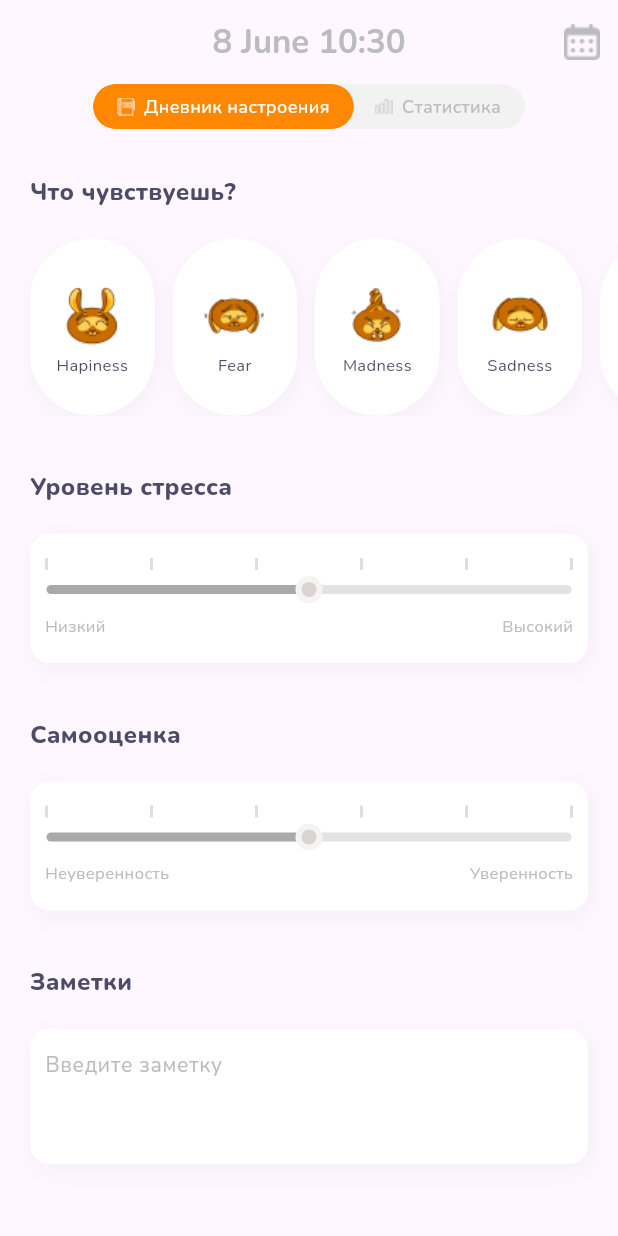
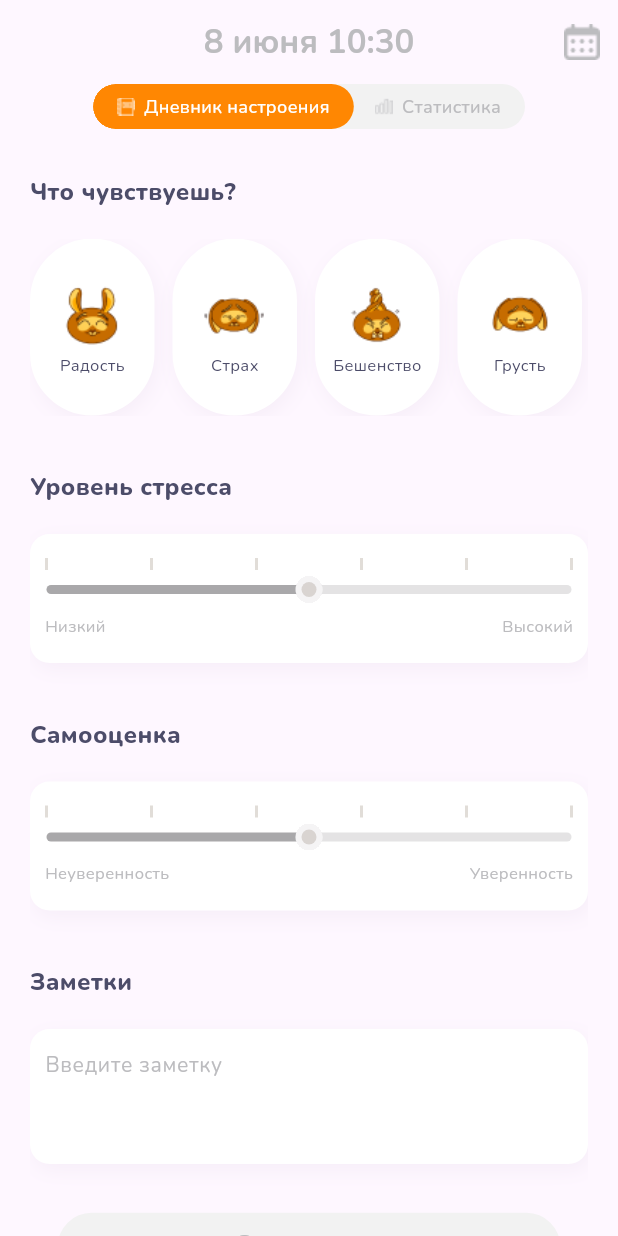
Before and after one commit to MaksimLevchenko/mood_diary, a Flutter app: the screen it shows after launch, on a phone screen of 412 x 824 dp. Run offline on Flutter 3.47's test engine with Material 3 defaults, Android fonts, the phone set to English and light mode, and no system bars; our stand-ins replace google_fonts.

Commit message:
Completed main page

```diff
--- a/lib/app_style/utils.dart
+++ b/lib/app_style/utils.dart
@@ -14,4 +14,5 @@ class Sizes {
   static const sliderBoxSticksSize = Size(2, 8);
   static const notesTextFieldRadius = 13.0;
   static const notesTextFieldHeight = 90.0;
+  static const buttonWidth = 335.0;
 }
--- a/lib/main.dart
+++ b/lib/main.dart
@@ -5,6 +5,7 @@ import 'package:provider/provider.dart';
 
 import 'screens/calendar/calendar_screen.dart';
 import 'screens/main_screen/main_screen.dart';
+import 'package:intl/date_symbol_data_local.dart';
 
 void main() {
   runApp(const MainApp());
@@ -19,6 +20,8 @@ class MainApp extends StatelessWidget {
         Stream<DateTime>.periodic(const Duration(seconds: 1), (_) {
       return DateTime.now();
     });
+
+    initializeDateFormatting();
 
     return MultiProvider(
       providers: [
--- a/lib/models/person_mood.dart
+++ b/lib/models/person_mood.dart
@@ -5,27 +5,27 @@ class PersonMood extends ChangeNotifier {
   static List<Mood> moods = [
     Mood(
       imagePath: AppImages.happinessImagePath,
-      title: 'Hapiness',
+      title: 'Радость',
     ),
     Mood(
       imagePath: AppImages.fearImagePath,
-      title: 'Fear',
+      title: 'Страх',
     ),
     Mood(
       imagePath: AppImages.madnessImagePath,
-      title: 'Madness',
+      title: 'Бешенство',
     ),
     Mood(
       imagePath: AppImages.sadnessImagePath,
-      title: 'Sadness',
+      title: 'Грусть',
     ),
     Mood(
       imagePath: AppImages.calmnessImagePath,
-      title: 'Calmness',
+      title: 'Спокойствие',
     ),
     Mood(
       imagePath: AppImages.powerImagePath,
-      title: 'Powerful',
+      title: 'Сила',
     ),
   ];
 
@@ -59,9 +59,14 @@ class PersonMood extends ChangeNotifier {
 
   double stressLevel = 0.5;
 
-  double selfAssessment = 0.5;
+  double selfAssessmentLevel = 0.5;
 
-  String? notes;
+  String _notes = '';
+  String get notes => _notes;
+  set notes(String value) {
+    _notes = value;
+    notifyListeners();
+  }
 }
 
 class Mood {
--- a/lib/screens/main_screen/main_screen.dart
+++ b/lib/screens/main_screen/main_screen.dart
@@ -30,7 +30,7 @@ class _MainScreenState extends State<MainScreen> {
 
   String _getCurrentFormattedDate() {
     DateTime currentDate = Provider.of<DateTime>(context);
-    DateFormat formatter = DateFormat('d MMMM HH:mm');
+    DateFormat formatter = DateFormat('d MMMM HH:mm', 'ru');
     String formattedDate = formatter.format(currentDate);
     return formattedDate;
   }
@@ -77,7 +77,7 @@ class _MainScreenState extends State<MainScreen> {
         child: Column(children: [
           Center(child: tabSelectWidget()),
           const SizedBox(height: 30),
-          selectedTab == 0 ? const MoodDiaryTab() : const StatisticTab(),
+          selectedTab == 0 ? MoodDiaryTab() : const StatisticTab(),
         ]),
       ),
     );
--- a/lib/screens/main_screen/tabs/mood_diary.dart
+++ b/lib/screens/main_screen/tabs/mood_diary.dart
@@ -8,9 +8,12 @@ import 'package:provider/provider.dart';
 import 'mood_diary_widgets/dual_color_slider.dart';
 import 'mood_diary_widgets/emotion_tiles.dart';
 import 'mood_diary_widgets/mood_tiles.dart';
+import 'mood_diary_widgets/notes_text_field.dart';
+import 'mood_diary_widgets/save_button.dart';
 
 class MoodDiaryTab extends StatelessWidget {
-  const MoodDiaryTab({super.key});
+  MoodDiaryTab({super.key});
+  final TextEditingController notesController = TextEditingController();
 
   @override
   Widget build(BuildContext context) {
@@ -47,16 +50,14 @@ class MoodDiaryTab extends StatelessWidget {
             const SizedBox(height: Sizes.distanceBetweenElements),
             notesText(),
             const SizedBox(height: Sizes.distanceInElement),
-            notesTextField(context),
+            NotesTextField(notesController: notesController),
+            const SizedBox(height: 16),
+            const Center(child: SaveButton()),
             const SizedBox(height: 16),
           ],
         ),
       ),
     );
-  }
-
-  Widget saveButton() {
-    return const Placeholder();
   }
 
   Text whatDoYouFeelText() => Text(
@@ -109,52 +110,13 @@ class MoodDiaryTab extends StatelessWidget {
 
   Widget selfAssumingSlider(BuildContext context) {
     final personMood = Provider.of<PersonMood>(context);
-    onChanged(value) => personMood.selfAssessment = value;
+    onChanged(value) => personMood.selfAssessmentLevel = value;
 
     return DualColorSlider(
       context: context,
-      getValue: () => personMood.selfAssessment,
+      getValue: () => personMood.selfAssessmentLevel,
       onChanged: onChanged,
       edgeNames: const ['Неуверенность', 'Уверенность'],
     );
   }
-
-  Widget notesTextField(BuildContext context) {
-    TextEditingController textEditingController =
-        TextEditingController(text: Provider.of<PersonMood>(context).notes);
-    return ConstrainedBox(
-      constraints:
-          const BoxConstraints.expand(height: Sizes.notesTextFieldHeight),
-      child: DecoratedBox(
-        decoration: BoxDecoration(
-          color: Colors.white,
-          boxShadow: [AppColors.shadow],
-          borderRadius: BorderRadius.circular(Sizes.notesTextFieldRadius),
-        ),
-        child: TextField(
-          controller: textEditingController,
-          decoration: InputDecoration(
-            hintText: 'Введите заметку',
-            hintStyle: GoogleFonts.nunito(
-              color: AppColors.gray2,
-              fontSize: 14,
-              fontWeight: FontWeight.w400,
-            ),
-            contentPadding: const EdgeInsets.all(10),
-            border: InputBorder.none,
-          ),
-          keyboardType: TextInputType.text,
-          maxLines: null,
-          style: GoogleFonts.nunito(
-            color: AppColors.black,
-            fontSize: 14,
-            fontWeight: FontWeight.w400,
-          ),
-          onChanged: (value) {
-            Provider.of<PersonMood>(context, listen: false).notes = value;
-          },
-        ),
-      ),
-    );
-  }
 }
--- /dev/null
+++ b/lib/screens/main_screen/tabs/mood_diary_widgets/notes_text_field.dart
@@ -0,0 +1,57 @@
+import 'package:flutter/material.dart';
+import 'package:flutter/services.dart';
+import 'package:google_fonts/google_fonts.dart';
+import 'package:mood_diary/app_style/colors.dart';
+import 'package:mood_diary/app_style/utils.dart';
+import 'package:mood_diary/models/person_mood.dart';
+import 'package:provider/provider.dart';
+
+class NotesTextField extends StatelessWidget {
+  final TextEditingController notesController;
+
+  const NotesTextField({
+    super.key,
+    required this.notesController,
+  });
+
+  @override
+  Widget build(BuildContext context) {
+    return ConstrainedBox(
+      constraints:
+          const BoxConstraints.expand(height: Sizes.notesTextFieldHeight),
+      child: DecoratedBox(
+        decoration: BoxDecoration(
+          color: Colors.white,
+          boxShadow: [AppColors.shadow],
+          borderRadius: BorderRadius.circular(Sizes.notesTextFieldRadius),
+        ),
+        child: TextField(
+          decoration: InputDecoration(
+            hintText: 'Введите заметку',
+            hintStyle: GoogleFonts.nunito(
+              color: AppColors.gray2,
+              fontSize: 14,
+              fontWeight: FontWeight.w400,
+            ),
+            contentPadding: const EdgeInsets.all(10),
+            border: InputBorder.none,
+          ),
+          keyboardType: TextInputType.text,
+          maxLines: null,
+          style: GoogleFonts.nunito(
+            color: AppColors.black,
+            fontSize: 14,
+            fontWeight: FontWeight.w400,
+          ),
+          onTapOutside: (_) {
+            SystemChannels.textInput.invokeMethod('TextInput.hide');
+          },
+          //Provider.of<PersonMood>(context).notes,
+          onChanged: (value) {
+            Provider.of<PersonMood>(context, listen: false).notes = value;
+          },
+        ),
+      ),
+    );
+  }
+}
--- /dev/null
+++ b/lib/screens/main_screen/tabs/mood_diary_widgets/save_button.dart
@@ -0,0 +1,72 @@
+import 'package:flutter/material.dart';
+import 'package:google_fonts/google_fonts.dart';
+import 'package:mood_diary/app_style/colors.dart';
+import 'package:mood_diary/app_style/utils.dart';
+import 'package:mood_diary/models/person_mood.dart';
+import 'package:provider/provider.dart';
+
+class SaveButton extends StatelessWidget {
+  const SaveButton({super.key});
+
+  bool isButtonActive(BuildContext context) {
+    final personMood = Provider.of<PersonMood>(context);
+    if (personMood.pickedMoodIndex == null ||
+        personMood.pickedEmotionIndex == null ||
+        personMood.notes.isEmpty) {
+      return false;
+    }
+    return true;
+  }
+
+  void onSave(BuildContext context) {
+    final personMood = Provider.of<PersonMood>(context, listen: false);
+    showDialog<bool>(
+      context: context,
+      builder: (context) {
+        return AlertDialog(
+          title: const Text('Все хорошо'),
+          content: Column(
+            children: [
+              Text(
+                  'Person mood: ${PersonMood.moods[personMood.pickedMoodIndex!].title}'),
+              Text(
+                  'Person emotion: ${PersonMood.emotions[personMood.pickedEmotionIndex!]}'),
+              Text('Person stress: ${personMood.stressLevel}'),
+              Text('Person self-assesment: ${personMood.selfAssessmentLevel}'),
+              Text('Person notes: ${personMood.notes}'),
+            ],
+          ),
+          actions: <Widget>[
+            TextButton(
+              onPressed: () => Navigator.pop(context, true),
+              child: const Text('OK'),
+            ),
+          ],
+        );
+      },
+    );
+  }
+
+  @override
+  Widget build(BuildContext context) {
+    bool isActive = isButtonActive(context);
+    return Container(
+      width: Sizes.buttonWidth,
+      margin: const EdgeInsets.symmetric(vertical: 15),
+      child: TextButton(
+        onPressed: isActive ? () => onSave(context) : null,
+        style: ButtonStyle(
+            backgroundColor: WidgetStateProperty.all<Color?>(
+                isActive ? AppColors.tangerine : AppColors.gray4)),
+        child: Text(
+          'Сохранить',
+          style: GoogleFonts.nunito(
+            color: isActive ? Colors.white : AppColors.gray2,
+            fontSize: 20,
+            fontWeight: FontWeight.w400,
+          ),
+        ),
+      ),
+    );
+  }
+}
```
